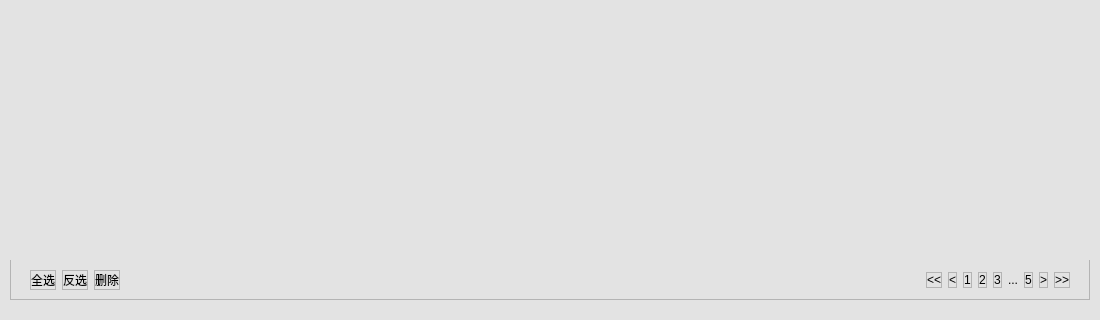
This is UIModule/targetpersonmanager.ui in zhangjianscc/ZMClient as Qt 5 draws it before an edit; both pictures show x 0 to 1100 and y 400 to 720 of the 1100 by 720 pixel window. The edited form follows.
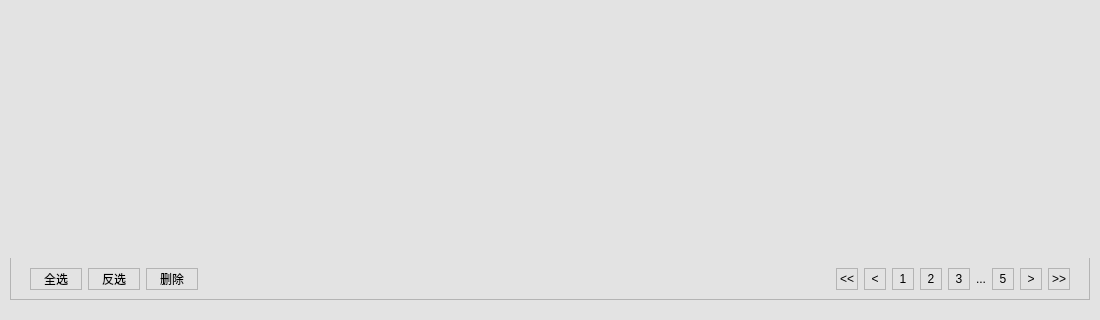
This is the edited form. Icons and pictures are not drawn.

Diff of the .ui file:
```diff
--- a/UIModule/targetpersonmanager.ui
+++ b/UIModule/targetpersonmanager.ui
@@ -519,6 +519,18 @@
               </property>
               <item>
                <widget class="QPushButton" name="m_btnSelectAll">
+                <property name="minimumSize">
+                 <size>
+                  <width>52</width>
+                  <height>22</height>
+                 </size>
+                </property>
+                <property name="maximumSize">
+                 <size>
+                  <width>52</width>
+                  <height>22</height>
+                 </size>
+                </property>
                 <property name="styleSheet">
                  <string notr="true">border:1px solid rgb(180,180,180);
 border-radius:2px;
@@ -537,6 +549,18 @@
               </item>
               <item>
                <widget class="QPushButton" name="m_btnReSelectAll">
+                <property name="minimumSize">
+                 <size>
+                  <width>52</width>
+                  <height>22</height>
+                 </size>
+                </property>
+                <property name="maximumSize">
+                 <size>
+                  <width>52</width>
+                  <height>22</height>
+                 </size>
+                </property>
                 <property name="styleSheet">
                  <string notr="true">border:1px solid rgb(180,180,180);
 border-radius:2px;
@@ -555,6 +579,18 @@
               </item>
               <item>
                <widget class="QPushButton" name="m_btnDelete">
+                <property name="minimumSize">
+                 <size>
+                  <width>52</width>
+                  <height>22</height>
+                 </size>
+                </property>
+                <property name="maximumSize">
+                 <size>
+                  <width>52</width>
+                  <height>22</height>
+                 </size>
+                </property>
                 <property name="styleSheet">
                  <string notr="true">border:1px solid rgb(180,180,180);
 border-radius:2px;
@@ -586,10 +622,16 @@
               </item>
               <item>
                <widget class="QPushButton" name="m_btnPageFirst">
+                <property name="minimumSize">
+                 <size>
+                  <width>22</width>
+                  <height>22</height>
+                 </size>
+                </property>
                 <property name="maximumSize">
                  <size>
-                  <width>25</width>
-                  <height>16777215</height>
+                  <width>22</width>
+                  <height>22</height>
                  </size>
                 </property>
                 <property name="styleSheet">
@@ -611,10 +653,16 @@
               </item>
               <item>
                <widget class="QPushButton" name="m_btnPagePre">
+                <property name="minimumSize">
+                 <size>
+                  <width>22</width>
+                  <height>22</height>
+                 </size>
+                </property>
                 <property name="maximumSize">
                  <size>
-                  <width>25</width>
-                  <height>16777215</height>
+                  <width>22</width>
+                  <height>22</height>
                  </size>
                 </property>
                 <property name="styleSheet">
@@ -635,10 +683,16 @@
               </item>
               <item>
                <widget class="QPushButton" name="m_btnPageOne">
+                <property name="minimumSize">
+                 <size>
+                  <width>22</width>
+                  <height>22</height>
+                 </size>
+                </property>
                 <property name="maximumSize">
                  <size>
-                  <width>25</width>
-                  <height>16777215</height>
+                  <width>22</width>
+                  <height>22</height>
                  </size>
                 </property>
                 <property name="styleSheet">
@@ -662,10 +716,16 @@
               </item>
               <item>
                <widget class="QPushButton" name="m_btnPageTwo">
+                <property name="minimumSize">
+                 <size>
+                  <width>22</width>
+                  <height>22</height>
+                 </size>
+                </property>
                 <property name="maximumSize">
                  <size>
-                  <width>25</width>
-                  <height>16777215</height>
+                  <width>22</width>
+                  <height>22</height>
                  </size>
                 </property>
                 <property name="styleSheet">
@@ -689,10 +749,16 @@
               </item>
               <item>
                <widget class="QPushButton" name="m_btnPageThree">
+                <property name="minimumSize">
+                 <size>
+                  <width>22</width>
+                  <height>22</height>
+                 </size>
+                </property>
                 <property name="maximumSize">
                  <size>
-                  <width>25</width>
-                  <height>16777215</height>
+                  <width>22</width>
+                  <height>22</height>
                  </size>
                 </property>
                 <property name="styleSheet">
@@ -727,10 +793,16 @@
               </item>
               <item>
                <widget class="QPushButton" name="m_btnPageFive">
+                <property name="minimumSize">
+                 <size>
+                  <width>22</width>
+                  <height>22</height>
+                 </size>
+                </property>
                 <property name="maximumSize">
                  <size>
-                  <width>25</width>
-                  <height>16777215</height>
+                  <width>22</width>
+                  <height>22</height>
                  </size>
                 </property>
                 <property name="styleSheet">
@@ -754,10 +826,16 @@
               </item>
               <item>
                <widget class="QPushButton" name="m_btnPageNext">
+                <property name="minimumSize">
+                 <size>
+                  <width>22</width>
+                  <height>22</height>
+                 </size>
+                </property>
                 <property name="maximumSize">
                  <size>
-                  <width>25</width>
-                  <height>16777215</height>
+                  <width>22</width>
+                  <height>22</height>
                  </size>
                 </property>
                 <property name="styleSheet">
@@ -784,10 +862,16 @@
                   <verstretch>0</verstretch>
                  </sizepolicy>
                 </property>
+                <property name="minimumSize">
+                 <size>
+                  <width>22</width>
+                  <height>22</height>
+                 </size>
+                </property>
                 <property name="maximumSize">
                  <size>
-                  <width>25</width>
-                  <height>16777215</height>
+                  <width>22</width>
+                  <height>22</height>
                  </size>
                 </property>
                 <property name="styleSheet">
```
